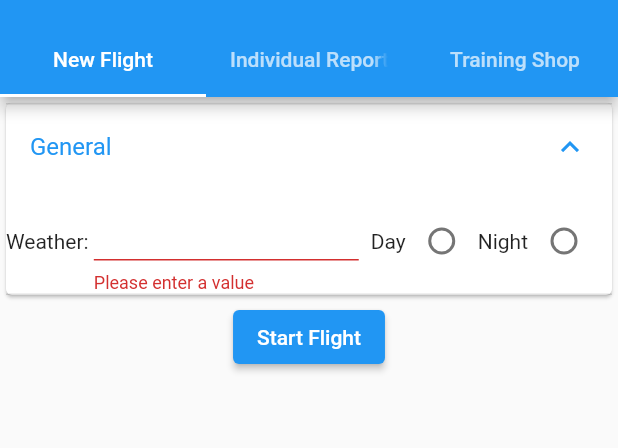
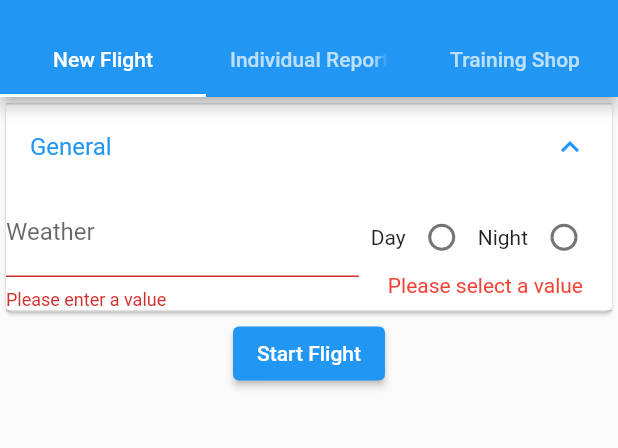
Before and after one commit to AF-Grading/grading_standards, a Flutter app: the screen it shows after launch, after a tap on "Start Flight", on a phone screen of 412 x 824 dp, the part 59-507 px from its top. Run offline on Flutter 3.47's test engine with Material 2 defaults, Android fonts, the phone set to English and light mode, and no system bars.

Commit message:
custom form field

```diff
--- a/lib/views/new_flight_view.dart
+++ b/lib/views/new_flight_view.dart
@@ -1,5 +1,6 @@
 import 'package:app_prototype/models/current_flight.dart';
 import 'package:app_prototype/models/grade_enums.dart';
+import 'package:app_prototype/widgets/day_night_form_field.dart';
 import 'package:app_prototype/widgets/editable_day_night_item.dart';
 import 'package:flutter/material.dart';
 import 'package:provider/provider.dart';
@@ -23,9 +24,11 @@ class NewFlightView extends StatelessWidget {
                   Row(
                     mainAxisAlignment: MainAxisAlignment.spaceEvenly,
                     children: [
-                      const Text("Weather: "),
                       Expanded(
                         child: TextFormField(
+                          decoration: const InputDecoration(
+                            labelText: "Weather",
+                          ),
                           validator: (value) {
                             if (value == null || value.isEmpty) {
                               return "Please enter a value";
@@ -36,11 +39,14 @@ class NewFlightView extends StatelessWidget {
                               context.read<CurrentFlight>().weather = value,
                         ),
                       ),
-                      EditableDayNightItem(
-                        dayNight: DayNight.noSelection,
-                        onChanged: (value) =>
-                            context.read<CurrentFlight>().dayNight = value,
-                      ),
+                      DayNightFormField(validator: (value) {
+                        if (value == null) {
+                          return "Please select a value";
+                        }
+                        return null;
+                      }, onChanged: (value) {
+                        context.read<CurrentFlight>().dayNight = value;
+                      }),
                     ],
                   )
                 ],
@@ -54,6 +60,9 @@ class NewFlightView extends StatelessWidget {
                     .formKey
                     .currentState!
                     .validate()) {
+                  // TODO: add/update general items to all gradesheets
+                  //TODO go to flight view
+
                   // If the form is valid, display a snackbar. In the real world,
                   // you'd often call a server or save the information in a database.
                   ScaffoldMessenger.of(context).showSnackBar(
--- /dev/null
+++ b/lib/widgets/day_night_form_field.dart
@@ -0,0 +1,53 @@
+import 'package:flutter/material.dart';
+
+import '../models/grade_enums.dart';
+
+class DayNightFormField extends FormField<DayNight> {
+  DayNightFormField(
+      {Key? key,
+      ValueChanged<DayNight>? onChanged,
+      FormFieldValidator<DayNight>? validator})
+      : super(
+          key: key,
+          // if the user does not select a value, display an error
+          validator: validator,
+          builder: (formState) {
+            return Padding(
+              padding: const EdgeInsets.all(8.0),
+              child: Column(
+                children: [
+                  Row(
+                    mainAxisAlignment: MainAxisAlignment.spaceEvenly,
+                    children: [
+                      const Text("Day"),
+                      Radio<DayNight>(
+                        value: DayNight.day,
+                        groupValue: formState.value,
+                        onChanged: (value) {
+                          formState.didChange(value);
+                          onChanged!(value!);
+                        },
+                      ),
+                      const Text("Night"),
+                      Radio<DayNight>(
+                        value: DayNight.night,
+                        groupValue: formState.value,
+                        onChanged: (value) {
+                          formState.didChange(value);
+                          onChanged!(value!);
+                        },
+                      ),
+                    ],
+                  ),
+                  formState.hasError
+                      ? Text(
+                          formState.errorText!,
+                          style: const TextStyle(color: Colors.red),
+                        )
+                      : Container()
+                ],
+              ),
+            );
+          },
+        );
+}
```
Also changed, not shown: lib/widgets/editable_day_night_item.dart (+23 -4 lines).
